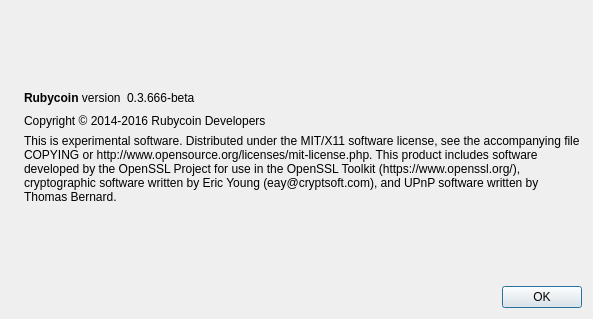
Before: the Qt Designer form src/qt/forms/aboutdialog.ui in wangxinhao/rubycoin, drawn with Qt 5.
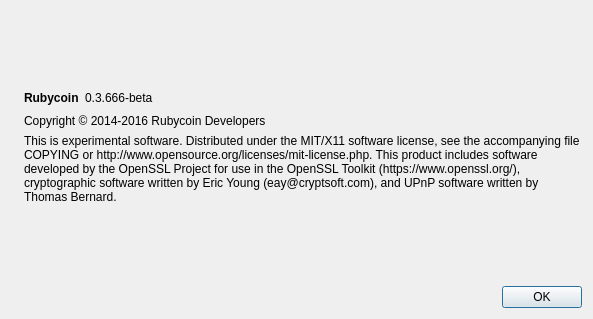
After: the same form once the commit is applied. Icons and pictures are not drawn.

What changed in the file:
```diff
--- a/src/qt/forms/aboutdialog.ui
+++ b/src/qt/forms/aboutdialog.ui
@@ -50,7 +50,7 @@
           <cursorShape>IBeamCursor</cursorShape>
          </property>
          <property name="text">
-          <string>&lt;b&gt;Rubycoin&lt;/b&gt; version</string>
+          <string>&lt;b&gt;Rubycoin&lt;/b&gt;</string>
          </property>
          <property name="textInteractionFlags">
           <set>Qt::LinksAccessibleByMouse|Qt::TextSelectableByKeyboard|Qt::TextSelectableByMouse</set>
```
